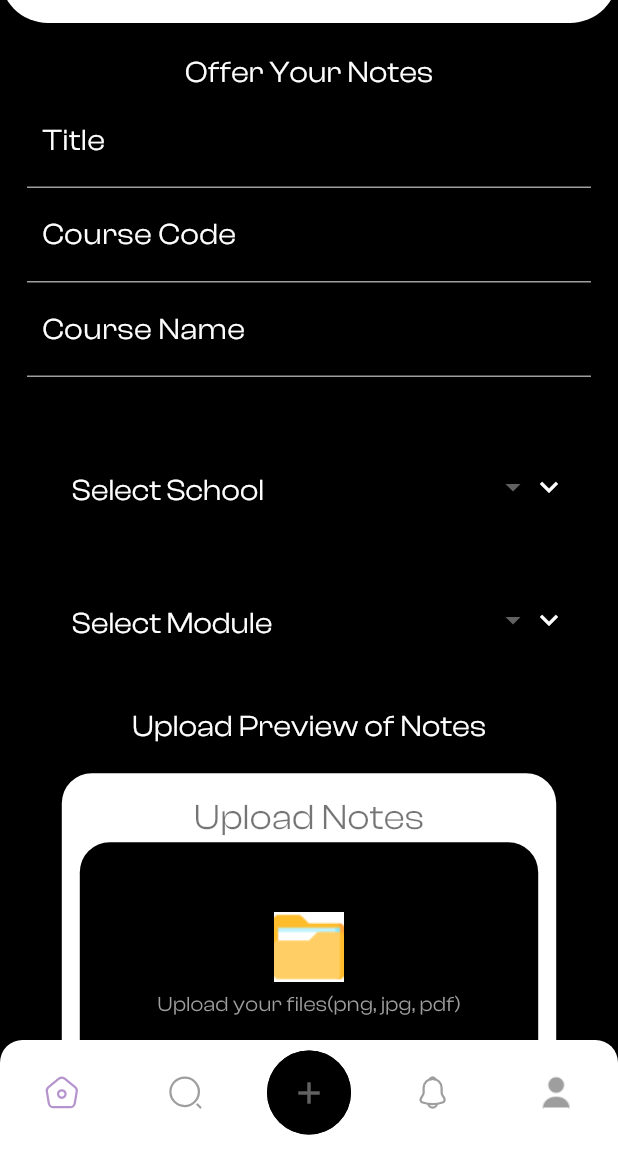
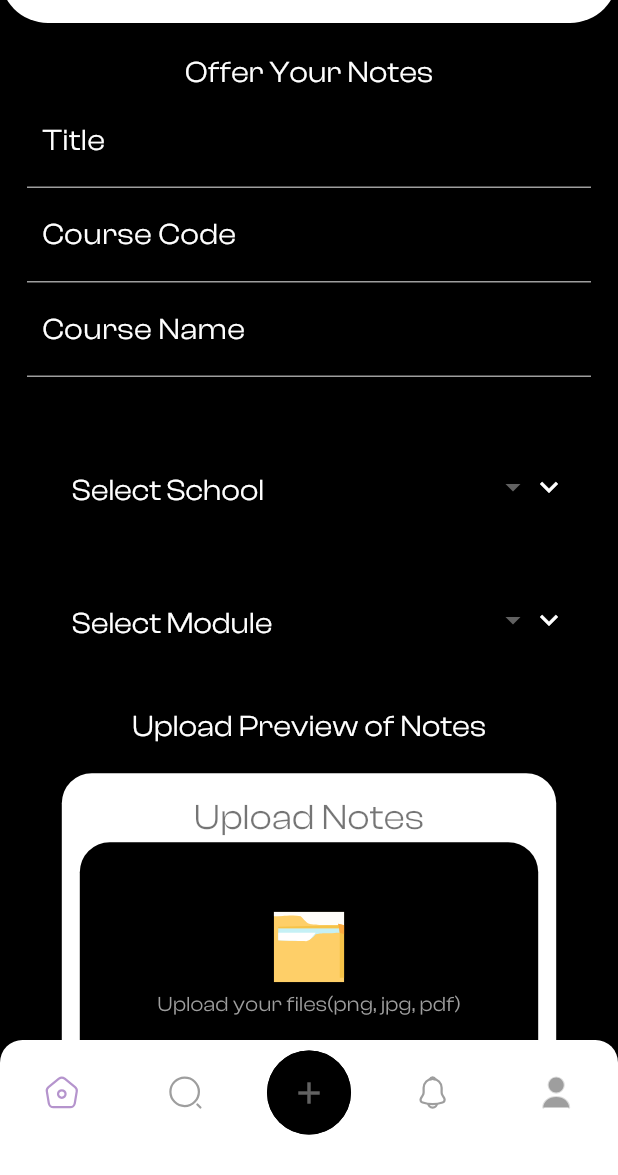
Before and after one commit to ValscoTech/NoteSwap, a Flutter app: the screen it shows after launch, item 3 of the bottom bar chosen, on a phone screen of 412 x 824 dp, the part 61-1236 px from its top. Run offline on Flutter 3.47's test engine with Material 3 defaults, Android fonts, the phone set to English and light mode, and no system bars; our stand-ins replace file_picker, flutter_dotenv, flutter_riverpod, flutter_svg, go_router, google_fonts and 3 more; generated files the repository leaves out were written again; project files that could hold a hidden picture were left out.

Commit message:
fix: upload png to svg

```diff
--- a/noteswap-app/lib/postoffer/presentation/views/widgets/upload_section.dart
+++ b/noteswap-app/lib/postoffer/presentation/views/widgets/upload_section.dart
@@ -1,5 +1,6 @@
 import 'package:flutter/material.dart';
 import 'package:file_picker/file_picker.dart';
+import 'package:flutter_svg/svg.dart';
 
 class UploadSection extends StatefulWidget {
   const UploadSection({super.key});
@@ -10,7 +11,6 @@ class UploadSection extends StatefulWidget {
 
 class _UploadSectionState extends State<UploadSection> {
   final double _uploadProgress = 0.0;
-
 
   Future<void> _pickFiles() async {
     FilePickerResult? result =
@@ -82,8 +82,8 @@ class _UploadSectionState extends State<UploadSection> {
                 child: Column(
                   mainAxisAlignment: MainAxisAlignment.center,
                   children: [
-                    Image.asset(
-                      'assets/upload.png',
+                    SvgPicture.asset(
+                      'assets/icons/upload.svg',
                     ),
                     const SizedBox(height: 5),
                     const Text(
```
Also changed, not shown: noteswap-app/assets/icons/upload.svg (added), noteswap-app/assets/upload.png (deleted).
